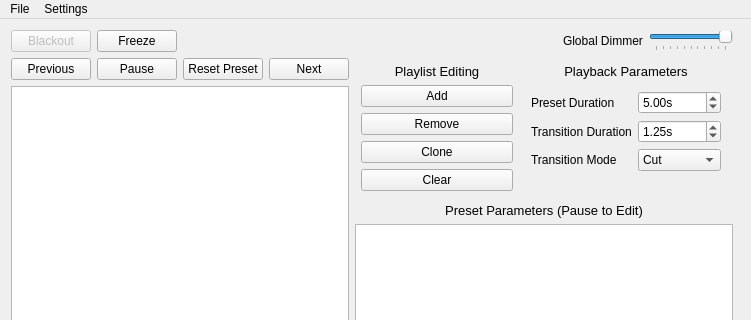
Qt form ui/firemix.ui (Openlights/firemix) before a commit; both pictures show x 0 to 751 and y 0 to 320 of the 751 by 613 pixel window.
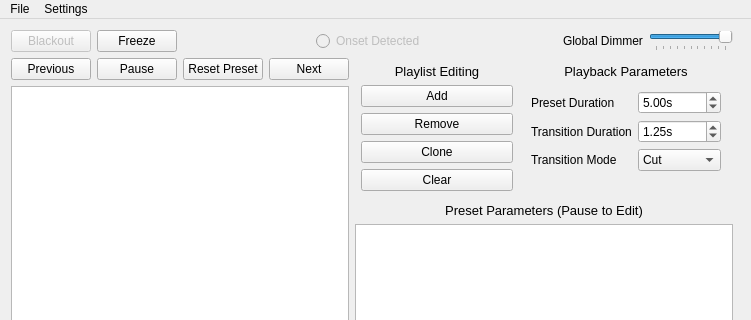
The same form after that commit. Custom widgets are drawn as their Qt base class.

Commit message: Add onset indicator to GUI

```diff
--- a/ui/firemix.ui
+++ b/ui/firemix.ui
@@ -80,6 +80,29 @@
          </property>
         </spacer>
        </item>
+       <item>
+        <widget class="QRadioButton" name="btn_onset_detected">
+         <property name="enabled">
+          <bool>false</bool>
+         </property>
+         <property name="text">
+          <string>Onset Detected</string>
+         </property>
+        </widget>
+       </item>
+       <item>
+        <spacer name="horizontalSpacer_2">
+         <property name="orientation">
+          <enum>Qt::Horizontal</enum>
+         </property>
+         <property name="sizeHint" stdset="0">
+          <size>
+           <width>40</width>
+           <height>20</height>
+          </size>
+         </property>
+        </spacer>
+       </item>
        <item>
         <widget class="QLabel" name="lbl_global_dimmer">
          <property name="text">
```
The commit also changes 1 other file.
